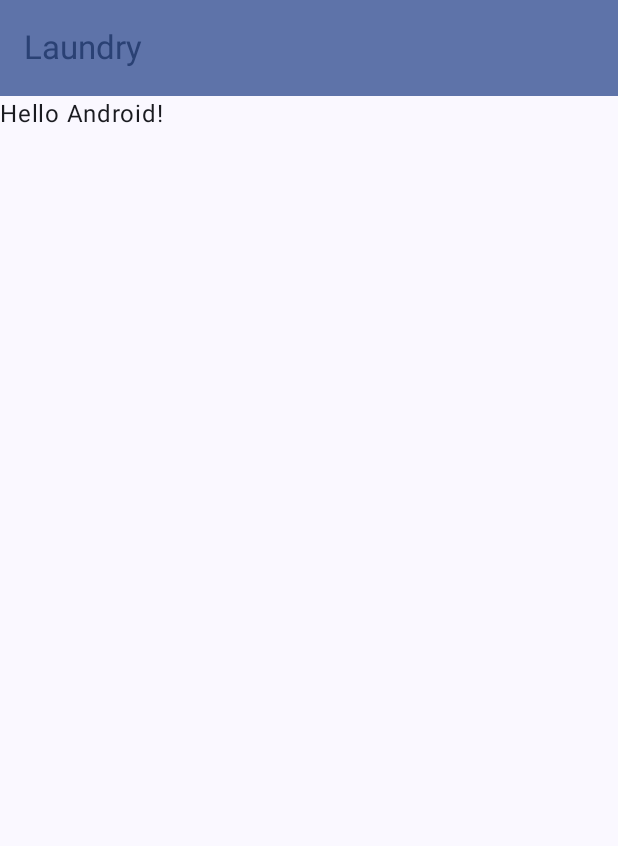
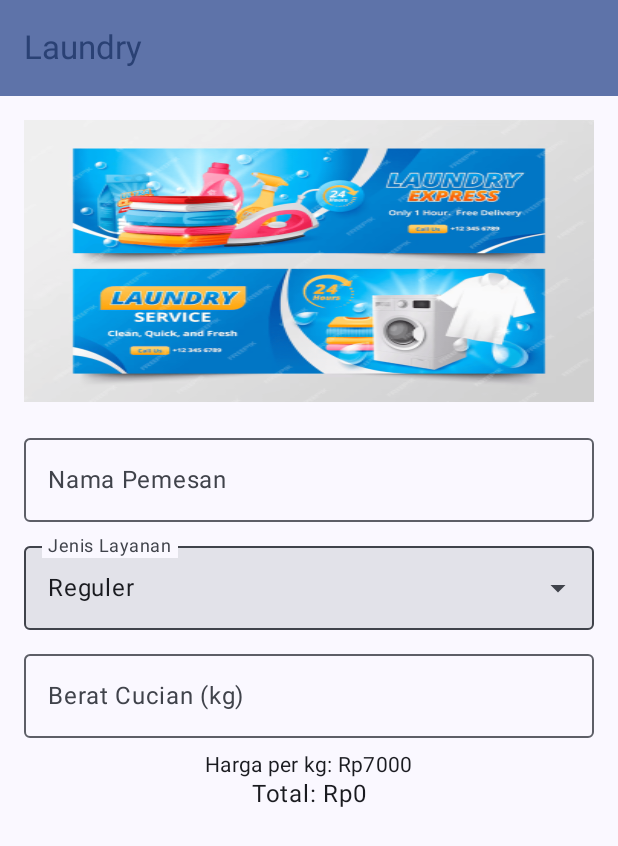
Before and after one commit to sucimailani/assesmen01, an Android app built with Jetpack Compose: the screen it shows after launch (MainActivity), on a phone screen of 412 x 824 dp. Shown: the top 846 px of the screen. Run offline under Robolectric (Android 15) with nearby library versions, the phone set to English and light mode, and no system bars.

Commit message:
Menambahkan gambar serta membuat inputan user dan dropdownya

```diff
--- a/app/src/main/java/com/suci0008/laundry/MainActivity.kt
+++ b/app/src/main/java/com/suci0008/laundry/MainActivity.kt
@@ -1,21 +1,42 @@
 package com.suci0008.laundry
 
+import android.annotation.SuppressLint
 import android.content.res.Configuration
 import android.os.Bundle
 import androidx.activity.ComponentActivity
 import androidx.activity.compose.setContent
 import androidx.activity.enableEdgeToEdge
+import androidx.compose.foundation.Image
+import androidx.compose.foundation.layout.Arrangement
+import androidx.compose.foundation.layout.Column
+import androidx.compose.foundation.layout.Spacer
+import androidx.compose.foundation.layout.fillMaxSize
+import androidx.compose.foundation.layout.fillMaxWidth
+import androidx.compose.foundation.layout.height
 import androidx.compose.foundation.layout.padding
+import androidx.compose.material3.DropdownMenuItem
 import androidx.compose.material3.ExperimentalMaterial3Api
+import androidx.compose.material3.ExposedDropdownMenuBox
+import androidx.compose.material3.ExposedDropdownMenuDefaults
 import androidx.compose.material3.MaterialTheme
+import androidx.compose.material3.OutlinedTextField
 import androidx.compose.material3.Scaffold
 import androidx.compose.material3.Text
 import androidx.compose.material3.TopAppBar
 import androidx.compose.material3.TopAppBarDefaults
 import androidx.compose.runtime.Composable
+import androidx.compose.runtime.getValue
+import androidx.compose.runtime.mutableStateOf
+import androidx.compose.runtime.remember
+import androidx.compose.runtime.setValue
+import androidx.compose.ui.Alignment
 import androidx.compose.ui.Modifier
+import androidx.compose.ui.layout.ContentScale
+import androidx.compose.ui.res.painterResource
 import androidx.compose.ui.res.stringResource
+import androidx.compose.ui.text.input.TextFieldValue
 import androidx.compose.ui.tooling.preview.Preview
+import androidx.compose.ui.unit.dp
 import com.suci0008.laundry.ui.theme.LaundryTheme
 
 class MainActivity : ComponentActivity() {
@@ -50,12 +71,94 @@ fun MainScreen() {
     }
 }
 
+@SuppressLint("DefaultLocale")
+@OptIn(ExperimentalMaterial3Api::class)
 @Composable
 fun ScreenContent(modifier: Modifier = Modifier) {
-    Text(
-        text = "Hello Android!",
-        modifier = modifier
-    )
+    var nama by remember { mutableStateOf(TextFieldValue()) }
+    var layanan by remember { mutableStateOf("Reguler") }
+    var berat by remember { mutableStateOf(TextFieldValue()) }
+    var expanded by remember { mutableStateOf(false) }
+
+    val layananOptions = listOf("Reguler", "Express", "Kilat")
+    val hargaPerKg = when (layanan) {
+        "Reguler" -> 7000
+        "Express" -> 10000
+        "Kilat" -> 12000
+        else -> 0
+    }
+    val beratCucian = berat.text.toDoubleOrNull() ?: 0.0
+    val totalHarga = hargaPerKg * beratCucian
+    Column(
+        modifier = modifier.fillMaxSize().padding(16.dp),
+        verticalArrangement = Arrangement.Top,
+        horizontalAlignment = Alignment.CenterHorizontally
+    ) {
+        Image(
+            painter = painterResource(id = R.drawable.banner_laundry),
+            contentDescription = stringResource(R.string.banner),
+            contentScale = ContentScale.FillBounds,
+            modifier = Modifier.fillMaxWidth().padding(bottom = 16.dp)
+        )
+        OutlinedTextField(
+            value = nama,
+            onValueChange = { nama = it },
+            label = { Text(stringResource(id = R.string.nama_pemesan))},
+            modifier = Modifier.fillMaxWidth()
+        )
+        Spacer(modifier = Modifier.height(8.dp))
+
+        ExposedDropdownMenuBox(
+            expanded = expanded,
+            onExpandedChange = { expanded = !expanded},
+        ) {
+            OutlinedTextField(
+            value = layanan,
+            onValueChange = {},
+            readOnly = true,
+            label = { Text(stringResource(id = R.string.jenis_layanan))},
+            modifier = Modifier.menuAnchor().fillMaxWidth(),
+            trailingIcon = {
+                ExposedDropdownMenuDefaults.TrailingIcon(expanded = expanded)
+            },
+                colors = ExposedDropdownMenuDefaults.textFieldColors()
+            )
+
+            ExposedDropdownMenu(
+                expanded = expanded,
+                onDismissRequest = { expanded = false }
+            ) {
+                layananOptions.forEach { option ->
+                    DropdownMenuItem(
+                        text = { Text(option) },
+                        onClick = {
+                            layanan = option
+                            expanded = false
+                        }
+                    )
+                }
+            }
+        }
+        Spacer(modifier = Modifier.height(8.dp))
+
+        OutlinedTextField(
+            value = berat,
+            onValueChange = { berat = it},
+            label = { Text("Berat Cucian (kg)")},
+            modifier = Modifier.fillMaxWidth()
+        )
+        Spacer(modifier = Modifier.height(8.dp))
+
+        Text(
+            text = "Harga per kg: Rp$hargaPerKg",
+            style = MaterialTheme.typography.bodyMedium
+        )
+        Text(
+            text = "Total: Rp${String.format("%,.0f", totalHarga)}",
+            style = MaterialTheme.typography.bodyLarge
+        )
+    }
+
 }
 
 
--- a/app/src/main/res/values/strings.xml
+++ b/app/src/main/res/values/strings.xml
@@ -1,3 +1,12 @@
 <resources>
     <string name="app_name">Laundry</string>
+    <string name="banner">Banner</string>
+    <string name="nama_pemesan">Nama Pemesan</string>
+    <string name="nomor_hp">Nomor HP</string>
+    <string name="jenis_layanan">Jenis Layanan</string>
+    <string name="berat_cucian">Berat Cucian (kg)</string>
+    <string name="layanan_reguler">Reguler</string>
+    <string name="layanan_express">Express</string>
+    <string name="layanan_kilat">Kilat</string>
+    <string name="submit">Kirim</string>
 </resources>
```
Also changed, not shown: app/src/main/res/drawable-hdpi/banner_laundry.png (added), app/src/main/res/drawable-mdpi/banner_laundry.png (added), app/src/main/res/drawable-xhdpi/banner_laundry.png (added), app/src/main/res/drawable-xxhdpi/banner_laundry.png (added), app/src/main/res/drawable-xxxhdpi/banner_laundry.png (added), 1 other file.
